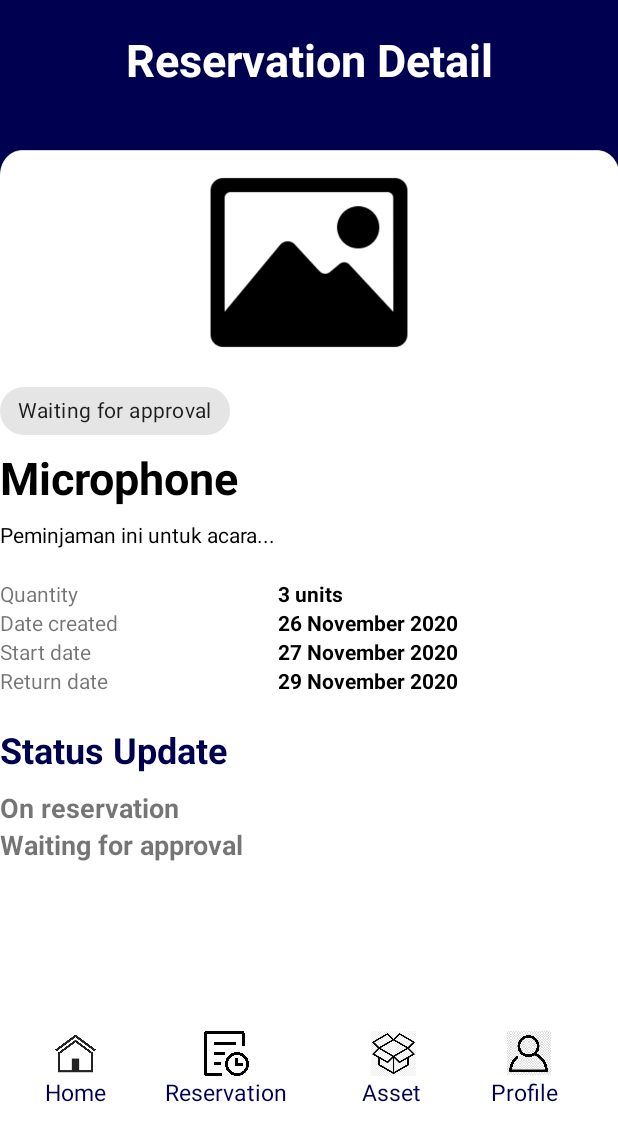
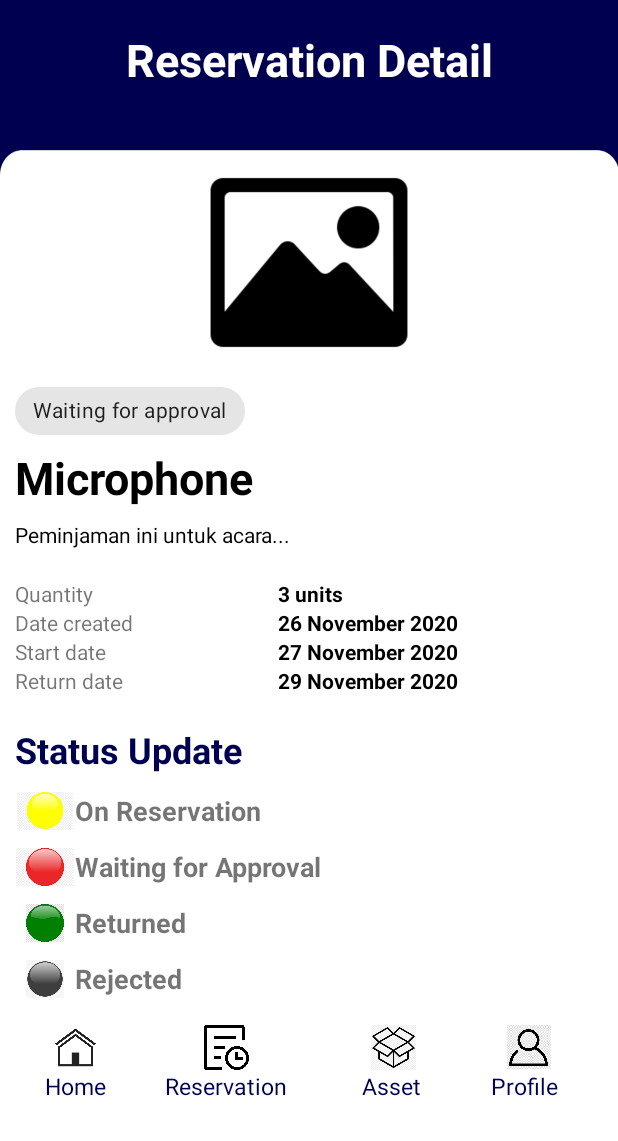
Before and after one commit to fajar-sn/clara-android, an Android app: the layout reservation_detail_layout.xml on its own in the app's theme, with its tools: preview values and no code run, on a phone screen of 412 x 824 dp. Shown: the top 1141 px of the screen. Run offline under Robolectric (Android 15) with nearby library versions, the phone set to English and light mode, and no system bars.

Commit message:
Fix Reservation Detail & Add List Item Reservation

```diff
--- /dev/null
+++ b/app/src/main/res/layout/list_item_reservation.xml
@@ -0,0 +1,10 @@
+<?xml version="1.0" encoding="utf-8"?>
+<TextView
+    xmlns:android="http://schemas.android.com/apk/res/android"
+    android:layout_width="match_parent"
+    android:layout_height="wrap_content"
+    android:padding="16dp"
+    android:ellipsize="end"
+    android:maxLines="1"
+    android:textAppearance="?attr/textAppearanceSubtitle1"
+    />
--- a/app/src/main/res/layout/reservation_detail_layout.xml
+++ b/app/src/main/res/layout/reservation_detail_layout.xml
@@ -5,8 +5,7 @@
     xmlns:app="http://schemas.android.com/apk/res-auto"
     android:orientation="vertical"
     android:id="@+id/layoutButton1"
-    android:background="@drawable/bg2"
-    >
+    android:background="@drawable/bg2">
 
     <TextView
         android:id="@+id/profile_tv"
@@ -30,19 +29,21 @@
             android:id="@+id/imageAsset_iv"
             android:layout_width="match_parent"
             android:layout_height="150dp"
-            android:src="@drawable/image"
-            />
+            android:src="@drawable/image" />
 
         <com.google.android.material.chip.Chip
             android:id="@+id/chip"
             android:layout_width="wrap_content"
             android:layout_height="wrap_content"
+            android:layout_marginStart="10dp"
             android:text="Waiting for approval"/>
 
         <TextView
             android:id="@+id/label_tv"
             android:layout_width="match_parent"
             android:layout_height="wrap_content"
+            android:layout_marginStart="10dp"
+            android:layout_marginEnd="10dp"
             android:text="Microphone"
             android:textSize="30sp"
             android:textColor="@color/black"
@@ -53,14 +54,17 @@
             android:layout_width="match_parent"
             android:layout_height="wrap_content"
             android:layout_marginTop="8dp"
+            android:layout_marginStart="10dp"
+            android:layout_marginEnd="10dp"
             android:text="Peminjaman ini untuk acara..."
-            android:textColor="@color/black"
-            />
+            android:textColor="@color/black" />
 
         <TableLayout
             android:layout_width="match_parent"
             android:layout_height="wrap_content"
-            android:layout_marginTop="20dp">
+            android:layout_marginTop="20dp"
+            android:layout_marginStart="10dp"
+            android:layout_marginEnd="10dp">
 
             <TableRow>
                 <TextView
@@ -78,55 +82,49 @@
                     android:layout_weight="1"
                     />
             </TableRow>
+
             <TableRow>
                 <TextView
                     android:layout_width="wrap_content"
                     android:layout_height="wrap_content"
                     android:text="Date created"
-                    android:layout_weight="1"
-                    />
+                    android:layout_weight="1" />
                 <TextView
                     android:layout_width="wrap_content"
                     android:layout_height="wrap_content"
                     android:text="26 November 2020"
                     android:textColor="@color/black"
                     android:textStyle="bold"
-                    android:layout_weight="1"
-                    />
+                    android:layout_weight="1" />
             </TableRow>
             <TableRow>
                 <TextView
                     android:layout_width="wrap_content"
                     android:layout_height="wrap_content"
                     android:text="Start date"
-                    android:layout_weight="1"
-                    />
+                    android:layout_weight="1" />
                 <TextView
                     android:layout_width="wrap_content"
                     android:layout_height="wrap_content"
                     android:text="27 November 2020"
                     android:textColor="@color/black"
                     android:textStyle="bold"
-                    android:layout_weight="1"
-                    />
+                    android:layout_weight="1" />
             </TableRow>
             <TableRow>
                 <TextView
                     android:layout_width="wrap_content"
                     android:layout_height="wrap_content"
                     android:text="Return date"
-                    android:layout_weight="1"
-                    />
+                    android:layout_weight="1" />
                 <TextView
                     android:layout_width="wrap_content"
                     android:layout_height="wrap_content"
                     android:text="29 November 2020"
                     android:textColor="@color/black"
                     android:textStyle="bold"
-                    android:layout_weight="1"
-                    />
+                    android:layout_weight="1" />
             </TableRow>
-
         </TableLayout>
 
         <TextView
@@ -134,49 +132,126 @@
             android:layout_width="match_parent"
             android:layout_height="wrap_content"
             android:layout_marginTop="20dp"
+            android:layout_marginStart="10dp"
+            android:layout_marginEnd="10dp"
             android:text="Status Update"
             android:textColor="@color/blue"
             android:textSize="24sp"
-            android:textStyle="bold"
-            />
+            android:textStyle="bold" />
 
         <TableLayout
             android:layout_width="match_parent"
             android:layout_height="wrap_content"
-            android:layout_marginTop="10dp">
-
+            android:layout_marginEnd="10dp"
+            >
             <TableRow>
+                <ImageView
+                    android:id="@+id/onReservation_iv"
+                    android:layout_width="40dp"
+                    android:layout_height="25dp"
+                    android:layout_alignParentEnd="true"
+                    android:layout_alignParentBottom="true"
+                    android:layout_marginTop="12dp"
+                    android:layout_marginStart="10dp"
+                    android:orientation="horizontal"
+                    android:src="@drawable/yellow_circle" />
                 <TextView
                     android:layout_width="wrap_content"
                     android:layout_height="wrap_content"
-                    android:text="On reservation"
+                    android:layout_marginTop="12dp"
+                    android:text="On Reservation"
                     android:textStyle="bold"
                     android:textSize="18sp"
-                    android:layout_weight="1"
-                    />
+                    android:layout_weight="1" />
             </TableRow>
+        </TableLayout>
+
+        <TableLayout
+            android:layout_width="match_parent"
+            android:layout_height="wrap_content"
+            android:layout_marginEnd="10dp">
             <TableRow>
+                <ImageView
+                    android:id="@+id/waiting_iv"
+                    android:layout_width="40dp"
+                    android:layout_height="25dp"
+                    android:layout_alignParentEnd="true"
+                    android:layout_alignParentBottom="true"
+                    android:layout_marginTop="12dp"
+                    android:layout_marginStart="10dp"
+                    android:orientation="horizontal"
+                    android:src="@drawable/red_circle" />
                 <TextView
                     android:layout_width="wrap_content"
                     android:layout_height="wrap_content"
-                    android:text="Waiting for approval"
+                    android:layout_marginTop="12dp"
+                    android:text="Waiting for Approval"
                     android:textStyle="bold"
                     android:textSize="18sp"
-                    android:layout_weight="1"
-                    />
+                    android:layout_weight="1" />
             </TableRow>
-
-
         </TableLayout>
 
+        <TableLayout
+            android:layout_width="match_parent"
+            android:layout_height="wrap_content"
+            android:layout_marginEnd="10dp"
+            >
+            <TableRow>
+                <ImageView
+                    android:id="@+id/returned_iv"
+                    android:layout_width="40dp"
+                    android:layout_height="25dp"
+                    android:layout_alignParentEnd="true"
+                    android:layout_alignParentBottom="true"
+                    android:layout_marginTop="12dp"
+                    android:layout_marginStart="10dp"
+                    android:orientation="horizontal"
+                    android:src="@drawable/green_circle" />
+                <TextView
+                    android:layout_width="wrap_content"
+                    android:layout_height="wrap_content"
+                    android:layout_marginTop="12dp"
+                    android:text="Returned"
+                    android:textStyle="bold"
+                    android:textSize="18sp"
+                    android:layout_weight="1" />
+            </TableRow>
+        </TableLayout>
+
+        <TableLayout
+            android:layout_width="match_parent"
+            android:layout_height="wrap_content"
+            android:layout_marginEnd="10dp"
+            >
+            <TableRow>
+                <ImageView
+                    android:id="@+id/rejected_iv"
+                    android:layout_width="40dp"
+                    android:layout_height="25dp"
+                    android:layout_alignParentEnd="true"
+                    android:layout_alignParentBottom="true"
+                    android:layout_marginTop="12dp"
+                    android:layout_marginStart="10dp"
+                    android:orientation="horizontal"
+                    android:src="@drawable/grey_circle" />
+                <TextView
+                    android:layout_width="wrap_content"
+                    android:layout_height="wrap_content"
+                    android:layout_marginTop="12dp"
+                    android:text="Rejected"
+                    android:textStyle="bold"
+                    android:textSize="18sp"
+                    android:layout_weight="1" />
+            </TableRow>
+        </TableLayout>
     </LinearLayout>
-
 
     <RelativeLayout
         android:layout_width="match_parent"
         android:layout_height="75dp"
         android:layout_below="@id/layoutButton2"
-        android:layout_marginTop="100dp"
+        android:layout_marginTop="6dp"
         android:layout_weight="0"
         android:orientation="horizontal">
 
@@ -202,7 +277,7 @@
             android:layout_marginEnd="341dp"
             android:layout_marginBottom="12dp"
             android:text="Home"
-            android:textColor="#000050"
+            android:textColor="@color/blue"
             android:textSize="15sp" />
 
         <ImageView
@@ -227,7 +302,7 @@
             android:layout_marginEnd="220dp"
             android:layout_marginBottom="12dp"
             android:text="Reservation"
-            android:textColor="#000050"
+            android:textColor="@color/blue"
             android:textSize="15sp" />
 
         <ImageView
@@ -252,7 +327,7 @@
             android:layout_marginEnd="131dp"
             android:layout_marginBottom="12dp"
             android:text="Asset"
-            android:textColor="#000050"
+            android:textColor="@color/blue"
             android:textSize="15sp" />
 
         <ImageView
@@ -277,7 +352,7 @@
             android:layout_marginEnd="40dp"
             android:layout_marginBottom="12dp"
             android:text="Profile"
-            android:textColor="#000050"
+            android:textColor="@color/blue"
             android:textSize="15sp" />
     </RelativeLayout>
 
```
Also changed, not shown: app/src/main/res/drawable-v24/green_circle.png (added), app/src/main/res/drawable-v24/grey_circle.png (added), app/src/main/res/drawable-v24/red_circle.png (added), app/src/main/res/drawable-v24/yellow_circle.png (added).
